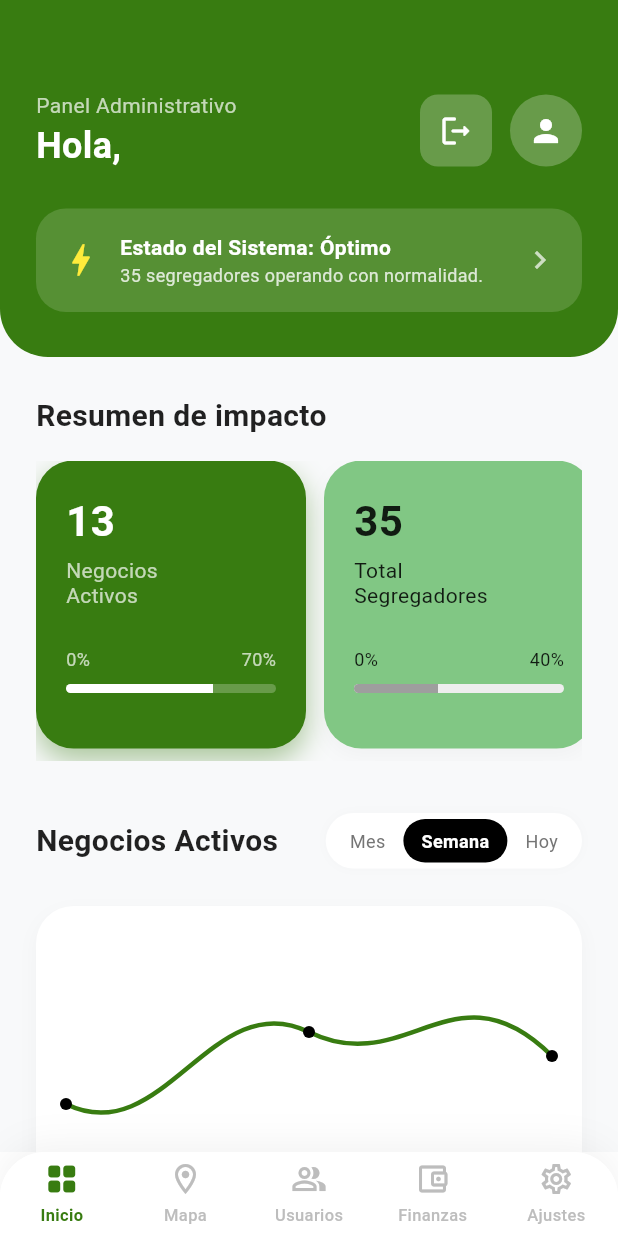
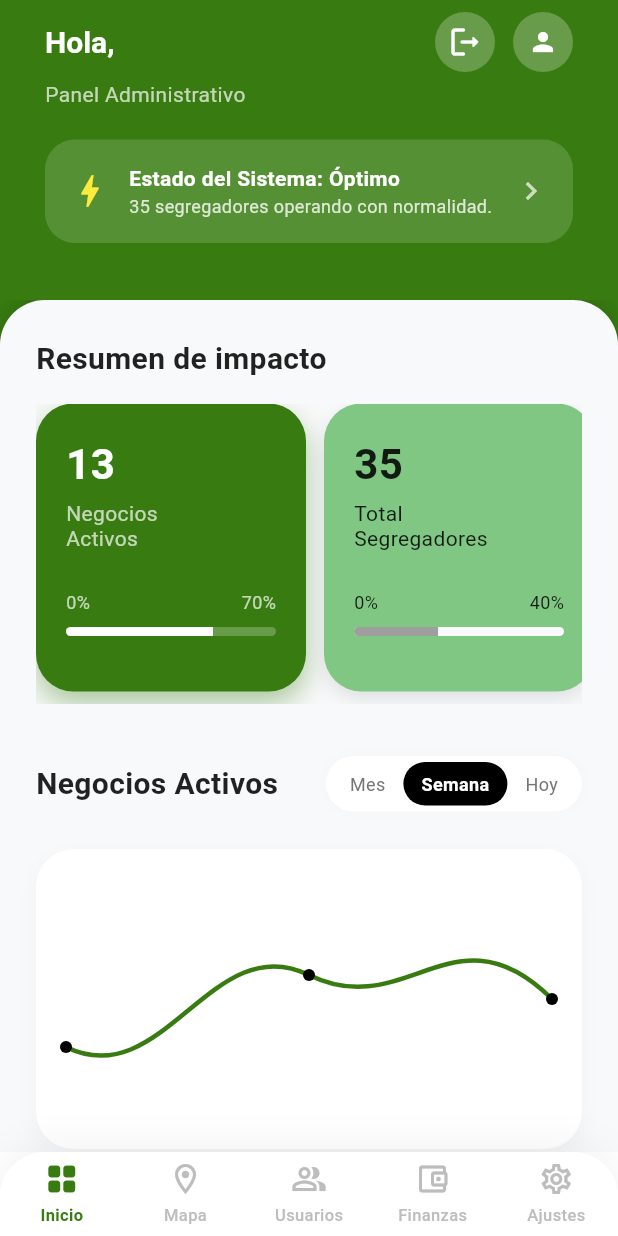
Before and after one commit to Adotal/diakron-admin, a Flutter app: the HomeScreen screen opened by its route, on a phone screen of 412 x 824 dp. Run offline on Flutter 3.47's test engine with Material 3 defaults, Android fonts, the phone set to English and light mode, and no system bars; our stand-ins replace flutter_dotenv, go_router, logger, supabase_flutter; missing offline and left inert: mapbox_maps_flutter; accounts and stored records are empty; network calls fail; Roboto replaces fonts that are missing (Arial).

```diff
--- a/lib/main.dart
+++ b/lib/main.dart
@@ -81,7 +81,7 @@ class MainApp extends StatelessWidget {
         primaryColor: AppColors.greenDiakron1,
         scaffoldBackgroundColor: Colors.white,
         useMaterial3: true,
-        fontFamily: 'Arial', // Fuente genérica
+        fontFamily: 'Arial',
       ),
 
       routerConfig: router(authRepository),
--- a/lib/ui/core/themes/colors.dart
+++ b/lib/ui/core/themes/colors.dart
@@ -6,7 +6,11 @@ import 'package:flutter/material.dart';
 
 abstract final class AppColors {
 
-static const greenDiakron1 = Color(0xFF387C11);
+  static const greenDiakron1 = Color(0xFF387C11); // Original
+  //static const greenDiakron1 = Color(0xFF2E7D32);
+  static const greenDiakron2 = Color(0xFF4CAF50);
+  static const greenDiakron3 = Color(0xFF81C784);
+  static const backgroundDiakron = Color(0xFFF8F9FA);
 
   static const black1 = Color(0xFF101010);
   static const white1 = Color(0xFFFFF7FA);
--- a/lib/ui/core/ui/custom_map_header.dart
+++ b/lib/ui/core/ui/custom_map_header.dart
@@ -29,8 +29,8 @@ class CustomMapHeader extends StatelessWidget {
           end: Alignment.bottomRight,
         ),
         borderRadius: const BorderRadius.only(
-          bottomLeft: Radius.circular(35),
-          bottomRight: Radius.circular(35),
+          bottomLeft: Radius.circular(0),
+          bottomRight: Radius.circular(0),
         ),
         boxShadow: [
           BoxShadow(
--- a/lib/ui/core/ui/stat_card.dart
+++ b/lib/ui/core/ui/stat_card.dart
@@ -21,7 +21,7 @@ class StatCard extends StatelessWidget {
 
   @override
   Widget build(BuildContext context) {
-    final bgColor = isDark ? AppColors.greenDiakron1 : Colors.green.shade300;
+    final bgColor = isDark ? AppColors.greenDiakron1 : AppColors.greenDiakron3;
     final textColor = isDark ? Colors.white : Colors.black87;
     final subtitleColor = isDark ? Colors.white70 : Colors.black87;
 
@@ -43,7 +43,7 @@ class StatCard extends StatelessWidget {
                   ]
                 : [
                     BoxShadow(
-                      color: Colors.black.withOpacity(0.03),
+                      color: Colors.black.withOpacity(0.1),
                       blurRadius: 10,
                       offset: const Offset(0, 5),
                     )
@@ -83,7 +83,7 @@ class StatCard extends StatelessWidget {
                 borderRadius: BorderRadius.circular(10),
                 child: LinearProgressIndicator(
                   value: percentage,
-                  backgroundColor: isDark ? Colors.white24 : Colors.grey.shade200,
+                  backgroundColor: isDark ? Colors.white24 : AppColors.backgroundDiakron,
                   color: progressColor,
                   minHeight: 6,
                 ),
--- a/lib/ui/home/widgets/home_screen.dart
+++ b/lib/ui/home/widgets/home_screen.dart
@@ -38,15 +38,136 @@ class _HomeScreenState extends State<HomeScreen> {
   @override
   Widget build(BuildContext context) {
     return Scaffold(
-      backgroundColor: const Color(0xFFF8F9FA),
-      body: Column(
+      backgroundColor: AppColors.greenDiakron1,
+      body: CustomScrollView(
+        slivers: [
+          // Header
+          SliverAppBar(
+            pinned: true, // Keep the top fixed
+            automaticallyImplyLeading:
+                false,
+            expandedHeight: 200.0, // Total height when expanded
+            backgroundColor: AppColors.greenDiakron1,
+            elevation: 0,
+            titleSpacing:
+                30.0,
+            // It will always be visible even if you scroll.
+            title: Row(
+              mainAxisAlignment: MainAxisAlignment.spaceBetween,
               children: [
-          _buildHeader(),
+                Text(
+                  "Hola, ${widget.viewModel.userName}",
+                  style: const TextStyle(
+                    color: Colors.white,
+                    fontSize:
+                        20,
+                    fontWeight: FontWeight.bold,
+                  ),
+                ),
+                Row(
+                  children: [
+                    _buildLogoutButton(),
+                    const SizedBox(width: 12),
+                    const CircleAvatar(
+                      radius: 20,
+                      backgroundColor: Colors.white24,
+                      child: Icon(Icons.person, color: Colors.white, size: 20),
+                    ),
+                  ],
+                ),
+              ],
+            ),
 
-          // scrollable
+            // It hides when scrolling
+            flexibleSpace: FlexibleSpaceBar(
+              background: Padding(
+                padding: EdgeInsets.only(
+                  top: MediaQuery.of(context).padding.top + kToolbarHeight-3,
+                  left: 30,
+                  right: 30,
+                ),
+                child: Column(
+                  crossAxisAlignment: CrossAxisAlignment.start,
+                  children: [
+                    const Text(
+                      "Panel Administrativo",
+                      style: TextStyle(color: Colors.white70, fontSize: 14),
+                    ),
+                    const SizedBox(height: 20),
+                    // Tarjeta de estado del sistema original
+                    Container(
+                      padding: const EdgeInsets.all(16),
+                      decoration: BoxDecoration(
+                        color: Colors.white.withOpacity(0.15),
+                        borderRadius: BorderRadius.circular(20),
+                      ),
+                      child: Row(
+                        children: [
+                          const Icon(
+                            Icons.bolt,
+                            color: Colors.yellow,
+                            size: 28,
+                          ),
+                          const SizedBox(width: 12),
                           Expanded(
-            child: SingleChildScrollView(
-              padding: const EdgeInsets.symmetric(horizontal: 24.0, vertical: 25.0),
+                            child: Column(
+                              crossAxisAlignment: CrossAxisAlignment.start,
+                              children: [
+                                const Text(
+                                  "Estado del Sistema: Óptimo",
+                                  style: TextStyle(
+                                    color: Colors.white,
+                                    fontWeight: FontWeight.bold,
+                                  ),
+                                ),
+                                Text(
+                                  "35 segregadores operando con normalidad.",
+                                  style: TextStyle(
+                                    color: Colors.white.withOpacity(0.8),
+                                    fontSize: 12,
+                                  ),
+                                ),
+                              ],
+                            ),
+                          ),
+                          const Icon(
+                            Icons.chevron_right,
+                            color: Colors.white70,
+                          ),
+                        ],
+                      ),
+                    ),
+                  ],
+                ),
+              ),
+            ),
+          ),
+
+          // Main white card
+          SliverToBoxAdapter(
+            child: Container(
+              constraints: BoxConstraints(
+                minHeight: MediaQuery.of(context).size.height,
+              ),
+              decoration: const BoxDecoration(
+                color: AppColors.backgroundDiakron,
+                borderRadius: BorderRadius.only(
+                  topLeft: Radius.circular(30.0),
+                  topRight: Radius.circular(30.0),
+                ),
+                boxShadow: [
+                  BoxShadow(
+                    color: Colors.black12,
+                    blurRadius: 10,
+                    offset: Offset(0, -5),
+                  ),
+                ],
+              ),
+              child: Padding(
+                padding: const EdgeInsets.symmetric(
+                  horizontal: 24.0,
+                  vertical: 25.0,
+                ),
                 child: ListenableBuilder(
                   listenable: widget.viewModel,
                   builder: (context, _) {
@@ -69,9 +190,13 @@ class _HomeScreenState extends State<HomeScreen> {
                             itemCount: widget.viewModel.stats.length,
                             itemBuilder: (context, index) {
                               final data = widget.viewModel.stats[index];
-                            final isSelected = widget.viewModel.selectedCardIndex == index;
+                              final isSelected =
+                                  widget.viewModel.selectedCardIndex == index;
                               return Padding(
-                              padding: const EdgeInsets.only(right: 12, bottom: 8),
+                                padding: const EdgeInsets.only(
+                                  right: 12,
+                                  bottom: 8,
+                                ),
                                 child: SizedBox(
                                   width: 180,
                                   child: StatCard(
@@ -79,8 +204,11 @@ class _HomeScreenState extends State<HomeScreen> {
                                     value: data.value,
                                     percentage: data.percentage,
                                     isDark: isSelected,
-                                  progressColor: isSelected ? data.color : Colors.grey,
-                                  onTap: () => widget.viewModel.selectCard(index),
+                                    progressColor: isSelected
+                                        ? data.color
+                                        : Colors.grey,
+                                    onTap: () =>
+                                        widget.viewModel.selectCard(index),
                                   ),
                                 ),
                               );
@@ -91,101 +219,21 @@ class _HomeScreenState extends State<HomeScreen> {
                         LineChartSection(
                           title: widget.viewModel.currentChartTitle,
                           selectedTab: widget.viewModel.selectedChartTab,
-                        onTabChanged: (index) => widget.viewModel.selectChartTab(index),
+                          onTabChanged: (index) =>
+                              widget.viewModel.selectChartTab(index),
+                        ),
+                        const SizedBox(height: 35),
+                        LineChartSection(
+                          title: widget.viewModel.currentChartTitle,
+                          selectedTab: widget.viewModel.selectedChartTab,
+                          onTabChanged: (index) =>
+                              widget.viewModel.selectChartTab(index),
                         ),
                       ],
                     );
                   },
                 ),
               ),
-          ),
-        ],
-      ),
-    );
-  }
-
-  Widget _buildHeader() {
-    return Container(
-      width: double.infinity,
-      padding: const EdgeInsets.only(top: 60, left: 24, right: 24, bottom: 30),
-      decoration: const BoxDecoration(
-        color: AppColors.greenDiakron1,
-        borderRadius: BorderRadius.only(
-          bottomLeft: Radius.circular(32),
-          bottomRight: Radius.circular(32),
-        ),
-      ),
-      child: Column(
-        crossAxisAlignment: CrossAxisAlignment.start,
-        children: [
-          Row(
-            mainAxisAlignment: MainAxisAlignment.spaceBetween,
-            children: [
-              Column(
-                crossAxisAlignment: CrossAxisAlignment.start,
-                children: [
-                  const Text(
-                    "Panel Administrativo",
-                    style: TextStyle(color: Colors.white70, fontSize: 14),
-                  ),
-                  Text(
-                    "Hola, ${widget.viewModel.userName}",
-                    style: const TextStyle(
-                      color: Colors.white,
-                      fontSize: 24,
-                      fontWeight: FontWeight.bold,
-                    ),
-                  ),
-                ],
-              ),
-              Row(
-                children: [
-                  _buildLogoutButton(),
-                  const SizedBox(width: 12),
-                  const CircleAvatar(
-                    radius: 24,
-                    backgroundColor: Colors.white24,
-                    child: Icon(Icons.person, color: Colors.white),
-                  ),
-                ],
-              ),
-            ],
-          ),
-          const SizedBox(height: 25),
-          // INFORMACIÓN RELEVANTE: ESTADO DEL SISTEMA
-          Container(
-            padding: const EdgeInsets.all(16),
-            decoration: BoxDecoration(
-              color: Colors.white.withOpacity(0.15),
-              borderRadius: BorderRadius.circular(20),
-            ),
-            child: Row(
-              children: [
-                const Icon(Icons.bolt, color: Colors.yellow, size: 28),
-                const SizedBox(width: 12),
-                Expanded(
-                  child: Column(
-                    crossAxisAlignment: CrossAxisAlignment.start,
-                    children: [
-                      const Text(
-                        "Estado del Sistema: Óptimo",
-                        style: TextStyle(
-                          color: Colors.white,
-                          fontWeight: FontWeight.bold,
-                        ),
-                      ),
-                      Text(
-                        "35 segregadores operando con normalidad.",
-                        style: TextStyle(
-                          color: Colors.white.withOpacity(0.8),
-                          fontSize: 12,
-                        ),
-                      ),
-                    ],
-                  ),
-                ),
-                const Icon(Icons.chevron_right, color: Colors.white70),
-              ],
             ),
           ),
         ],
@@ -197,11 +245,9 @@ class _HomeScreenState extends State<HomeScreen> {
     return ListenableBuilder(
       listenable: widget.viewModel.logout,
       builder: (context, _) {
-        return Container(
-          decoration: BoxDecoration(
-            color: Colors.white24,
-            borderRadius: BorderRadius.circular(12),
-          ),
+        return CircleAvatar(
+          radius: 20,
+          backgroundColor: Colors.white24,
           child: IconButton(
             icon: widget.viewModel.logout.running
                 ? const SizedBox(
--- a/lib/ui/map/widgets/location_card.dart
+++ b/lib/ui/map/widgets/location_card.dart
@@ -29,7 +29,7 @@ class LocationCard extends StatelessWidget {
         borderRadius: BorderRadius.circular(15),
         child: Container(
           decoration: BoxDecoration(
-            color: Colors.grey.shade100,
+            color: Colors.white,
             borderRadius: BorderRadius.circular(15),
             border: Border.all(color: Colors.grey.shade200),
           ),
--- a/lib/ui/map/widgets/map_controls.dart
+++ b/lib/ui/map/widgets/map_controls.dart
@@ -68,7 +68,7 @@ class MapControls extends StatelessWidget {
       child: Container(
         padding: const EdgeInsets.symmetric(horizontal: 14, vertical: 8),
         decoration: BoxDecoration(
-          color: isSelected ? Colors.black : Colors.transparent,
+          color: isSelected ? Colors.black : Colors.white,
           borderRadius: BorderRadius.circular(15),
         ),
         child: Text(
```
Also changed, not shown: lib/data/repositories/map/map_repository_impl.dart (+16 -0 lines), lib/ui/auth/forgot_password/widgets/forgot_password_screen.dart (+10 -9 lines), lib/ui/auth/sigunp/widgets/signup_screen.dart (+17 -8 lines), lib/ui/map/widgets/map_screen.dart (+24 -19 lines). Lines whose indentation alone changed are shown as unchanged.
